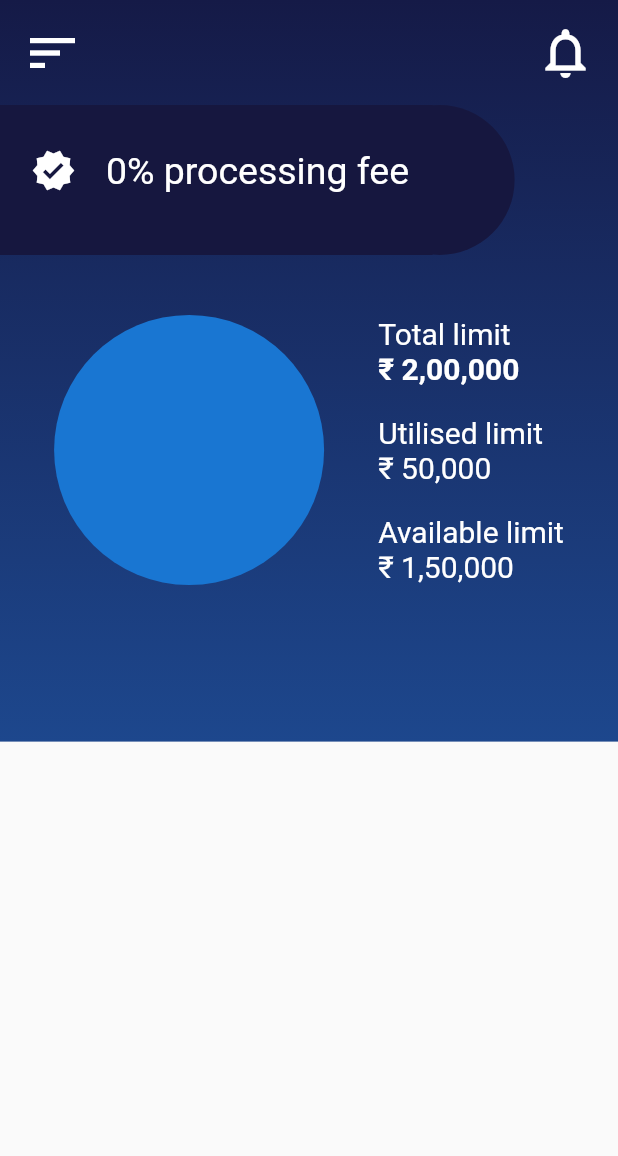
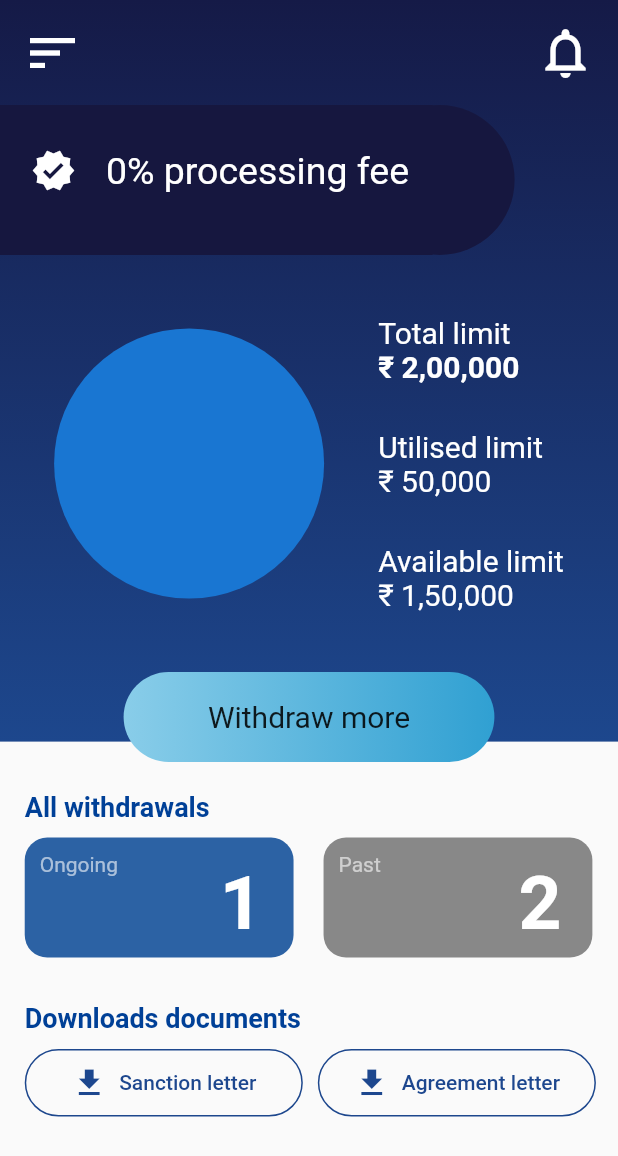
Before and after one commit to habeeb321/CirculaPercentIndicator-UI, a Flutter app: the screen it shows after launch, on a phone screen of 412 x 824 dp. Shown: the top 1156 px of the screen. Run offline on Flutter 3.47's test engine with Material 2 defaults, Android fonts, the phone set to English and light mode, and no system bars.

Commit message:
ui updated

```diff
--- a/lib/core/constants.dart
+++ b/lib/core/constants.dart
@@ -6,6 +6,8 @@ const kHeight10 = SizedBox(height: 10);
 const kHeight20 = SizedBox(height: 20);
 const kHeight30 = SizedBox(height: 30);
 const kHeight40 = SizedBox(height: 40);
+const kWidth10 = SizedBox(width: 10);
+const kWidth20 = SizedBox(width: 20);
 
 // colours
 
--- a/lib/view/home_screen.dart
+++ b/lib/view/home_screen.dart
@@ -1,5 +1,6 @@
 import 'package:flutter/material.dart';
-import 'package:privo_assignment/core/constants.dart';
+import 'package:privo_assignment/view/widgets/bottom_widget.dart';
+import 'package:privo_assignment/view/widgets/top_widget.dart';
 
 class HomeScreen extends StatelessWidget {
   const HomeScreen({super.key});
@@ -10,128 +11,10 @@ class HomeScreen extends StatelessWidget {
     return Scaffold(
       body: SafeArea(
         child: Column(
+          crossAxisAlignment: CrossAxisAlignment.start,
           children: [
-            Container(
-              height: size.height * 0.6,
-              decoration: const BoxDecoration(
-                gradient: LinearGradient(
-                  colors: [
-                    kColor1,
-                    kColor2,
-                  ],
-                  begin: Alignment.topCenter,
-                  end: Alignment.bottomCenter,
-                  stops: [0.0, 1.0],
-                ),
-              ),
-              child: Column(
-                crossAxisAlignment: CrossAxisAlignment.start,
-                children: [
-                  Padding(
-                    padding: const EdgeInsets.symmetric(
-                      horizontal: 15,
-                      vertical: 15,
-                    ),
-                    child: Row(
-                      mainAxisAlignment: MainAxisAlignment.spaceBetween,
-                      children: const [
-                        Icon(
-                          Icons.sort,
-                          size: 40,
-                          color: kWhiteColor,
-                        ),
-                        Icon(
-                          Icons.notifications_none,
-                          size: 40,
-                          color: kWhiteColor,
-                        ),
-                      ],
-                    ),
-                  ),
-                  SizedBox(
-                    width: size.width,
-                    child: Stack(
-                      children: [
-                        Container(
-                          height: 100,
-                          width: size.width * 0.7,
-                          color: kColor3,
-                        ),
-                        Positioned(
-                          left: size.width * 0.59,
-                          child: const CircleAvatar(
-                            radius: 50,
-                            backgroundColor: kColor3,
-                          ),
-                        ),
-                        Positioned(
-                          top: size.height * 0.035,
-                          left: size.height * 0.025,
-                          child: Row(
-                            children: const [
-                              Icon(
-                                Icons.verified,
-                                color: kWhiteColor,
-                                size: 30,
-                              ),
-                              SizedBox(width: 20),
-                              Text(
-                                '0% processing fee',
-                                style:
-                                    TextStyle(color: kWhiteColor, fontSize: 25),
-                              )
-                            ],
-                          ),
-                        ),
-                      ],
-                    ),
-                  ),
-                  kHeight40,
-                  Row(
-                    mainAxisAlignment: MainAxisAlignment.spaceEvenly,
-                    children: [
-                      const CircleAvatar(
-                        radius: 90,
-                      ),
-                      Column(
-                        crossAxisAlignment: CrossAxisAlignment.start,
-                        children: const [
-                          Text(
-                            'Total limit',
-                            style: TextStyle(color: kWhiteColor, fontSize: 20),
-                          ),
-                          Text(
-                            '₹ 2,00,000',
-                            style: TextStyle(
-                                color: kWhiteColor,
-                                fontSize: 20,
-                                fontWeight: FontWeight.bold),
-                          ),
-                          kHeight20,
-                          Text(
-                            'Utilised limit',
-                            style: TextStyle(color: kWhiteColor, fontSize: 20),
-                          ),
-                          Text(
-                            '₹ 50,000',
-                            style: TextStyle(color: kWhiteColor, fontSize: 20),
-                          ),
-                          kHeight20,
-                          Text(
-                            'Available limit',
-                            style: TextStyle(color: kWhiteColor, fontSize: 20),
-                          ),
-                          Text(
-                            '₹ 1,50,000',
-                            style: TextStyle(color: kWhiteColor, fontSize: 20),
-                          ),
-                        ],
-                      ),
-                    ],
-                  ),
-                ],
-              ),
-            ),
+            TopWidget(size: size),
+            BottomWidget(size: size),
           ],
         ),
       ),
--- /dev/null
+++ b/lib/view/widgets/bottom_widget.dart
@@ -0,0 +1,163 @@
+import 'package:flutter/material.dart';
+import 'package:privo_assignment/core/constants.dart';
+
+class TopWidget extends StatelessWidget {
+  const TopWidget({
+    super.key,
+    required this.size,
+  });
+
+  final Size size;
+
+  @override
+  Widget build(BuildContext context) {
+    return Container(
+      height: size.height * 0.6,
+      decoration: const BoxDecoration(
+        gradient: LinearGradient(
+          colors: [
+            kColor1,
+            kColor2,
+          ],
+          begin: Alignment.topCenter,
+          end: Alignment.bottomCenter,
+          stops: [0.0, 1.0],
+        ),
+      ),
+      child: Column(
+        crossAxisAlignment: CrossAxisAlignment.start,
+        children: [
+          Padding(
+            padding: const EdgeInsets.symmetric(
+              horizontal: 15,
+              vertical: 15,
+            ),
+            child: Row(
+              mainAxisAlignment: MainAxisAlignment.spaceBetween,
+              children: const [
+                Icon(
+                  Icons.sort,
+                  size: 40,
+                  color: kWhiteColor,
+                ),
+                Icon(
+                  Icons.notifications_none,
+                  size: 40,
+                  color: kWhiteColor,
+                ),
+              ],
+            ),
+          ),
+          SizedBox(
+            width: size.width,
+            child: Stack(
+              children: [
+                Container(
+                  height: 100,
+                  width: size.width * 0.7,
+                  color: kColor3,
+                ),
+                Positioned(
+                  left: size.width * 0.59,
+                  child: const CircleAvatar(
+                    radius: 50,
+                    backgroundColor: kColor3,
+                  ),
+                ),
+                Positioned(
+                  top: size.height * 0.035,
+                  left: size.height * 0.025,
+                  child: Row(
+                    children: const [
+                      Icon(
+                        Icons.verified,
+                        color: kWhiteColor,
+                        size: 30,
+                      ),
+                      SizedBox(width: 20),
+                      Text(
+                        '0% processing fee',
+                        style: TextStyle(color: kWhiteColor, fontSize: 25),
+                      )
+                    ],
+                  ),
+                ),
+              ],
+            ),
+          ),
+          kHeight40,
+          Row(
+            mainAxisAlignment: MainAxisAlignment.spaceEvenly,
+            children: [
+              const CircleAvatar(
+                radius: 90,
+              ),
+              Column(
+                crossAxisAlignment: CrossAxisAlignment.start,
+                children: const [
+                  Text(
+                    'Total limit',
+                    style: TextStyle(color: kWhiteColor, fontSize: 20),
+                  ),
+                  Text(
+                    '₹ 2,00,000',
+                    style: TextStyle(
+                        color: kWhiteColor,
+                        fontSize: 20,
+                        fontWeight: FontWeight.bold),
+                  ),
+                  kHeight30,
+                  Text(
+                    'Utilised limit',
+                    style: TextStyle(color: kWhiteColor, fontSize: 20),
+                  ),
+                  Text(
+                    '₹ 50,000',
+                    style: TextStyle(color: kWhiteColor, fontSize: 20),
+                  ),
+                  kHeight30,
+                  Text(
+                    'Available limit',
+                    style: TextStyle(color: kWhiteColor, fontSize: 20),
+                  ),
+                  Text(
+                    '₹ 1,50,000',
+                    style: TextStyle(color: kWhiteColor, fontSize: 20),
+                  ),
+                ],
+              ),
+            ],
+          ),
+          kHeight40,
+          InkWell(
+            onTap: () {},
+            child: Center(
+              child: Container(
+                width: size.width * 0.6,
+                height: 60,
+                decoration: BoxDecoration(
+                  borderRadius: BorderRadius.circular(50),
+                  gradient: const LinearGradient(
+                    colors: [
+                      Color(0xff89CDE9),
+                      Color(0xff30A0D2),
+                    ],
+                    begin: Alignment.topLeft,
+                    end: Alignment.topRight,
+                    stops: [0.0, 1.0],
+                  ),
+                ),
+                child: const Center(
+                  child: Text(
+                    'Withdraw more',
+                    style: TextStyle(fontSize: 20),
+                  ),
+                ),
+              ),
+            ),
+          ),
+        ],
+      ),
+    );
+  }
+}
--- /dev/null
+++ b/lib/view/widgets/top_widget.dart
@@ -0,0 +1,147 @@
+import 'package:flutter/material.dart';
+import 'package:privo_assignment/core/constants.dart';
+
+class BottomWidget extends StatelessWidget {
+  const BottomWidget({
+    super.key,
+    required this.size,
+  });
+
+  final Size size;
+
+  @override
+  Widget build(BuildContext context) {
+    return Padding(
+      padding:
+          EdgeInsets.only(top: size.height * 0.04, left: size.width * 0.04),
+      child: Column(
+        crossAxisAlignment: CrossAxisAlignment.start,
+        children: [
+          const Text(
+            'All withdrawals',
+            style: TextStyle(
+                fontWeight: FontWeight.bold,
+                fontSize: 18,
+                color: Color(0xff004097)),
+          ),
+          kHeight10,
+          Row(
+            children: [
+              Stack(
+                children: [
+                  Container(
+                    height: 80,
+                    width: size.width * 0.435,
+                    decoration: BoxDecoration(
+                        color: const Color(0xff2C62A4),
+                        borderRadius: BorderRadius.circular(15)),
+                    child: const Padding(
+                      padding: EdgeInsets.only(top: 10, left: 10),
+                      child: Text(
+                        'Ongoing',
+                        style: TextStyle(color: Colors.white60),
+                      ),
+                    ),
+                  ),
+                  const Positioned(
+                    left: 130,
+                    top: 15,
+                    child: Text(
+                      '1',
+                      style: TextStyle(
+                          color: kWhiteColor,
+                          fontSize: 50,
+                          fontWeight: FontWeight.bold),
+                    ),
+                  )
+                ],
+              ),
+              kWidth20,
+              Stack(
+                children: [
+                  Container(
+                    height: 80,
+                    width: size.width * 0.435,
+                    decoration: BoxDecoration(
+                        color: const Color(0xff888888),
+                        borderRadius: BorderRadius.circular(15)),
+                    child: const Padding(
+                      padding: EdgeInsets.only(top: 10, left: 10),
+                      child: Text(
+                        'Past',
+                        style: TextStyle(color: Colors.white60),
+                      ),
+                    ),
+                  ),
+                  const Positioned(
+                    left: 130,
+                    top: 15,
+                    child: Text(
+                      '2',
+                      style: TextStyle(
+                          color: kWhiteColor,
+                          fontSize: 50,
+                          fontWeight: FontWeight.bold),
+                    ),
+                  )
+                ],
+              ),
+            ],
+          ),
+          kHeight30,
+          const Text(
+            'Downloads documents',
+            style: TextStyle(
+                fontWeight: FontWeight.bold,
+                fontSize: 18,
+                color: Color(0xff004097)),
+          ),
+          kHeight10,
+          Row(
+            children: [
+              SizedBox(
+                height: 45,
+                width: size.width * 0.45,
+                child: OutlinedButton.icon(
+                  onPressed: () {},
+                  icon: const Icon(
+                    Icons.download,
+                    color: Color(0xff1D478E),
+                  ),
+                  label: const Text(
+                    'Sanction letter',
+                    style: TextStyle(color: Color(0xff1D478E)),
+                  ),
+                  style: OutlinedButton.styleFrom(
+                    side: const BorderSide(width: 1, color: Color(0xff1D478D)),
+                    shape: const StadiumBorder(),
+                  ),
+                ),
+              ),
+              kWidth10,
+              SizedBox(
+                height: 45,
+                width: size.width * 0.45,
+                child: OutlinedButton.icon(
+                  onPressed: () {},
+                  icon: const Icon(
+                    Icons.download,
+                    color: Color(0xff1D478E),
+                  ),
+                  label: const Text(
+                    'Agreement letter',
+                    style: TextStyle(color: Color(0xff1D478E)),
+                  ),
+                  style: OutlinedButton.styleFrom(
+                    side: const BorderSide(width: 1, color: Color(0xff1D478D)),
+                    shape: const StadiumBorder(),
+                  ),
+                ),
+              ),
+            ],
+          ),
+        ],
+      ),
+    );
+  }
+}
```
